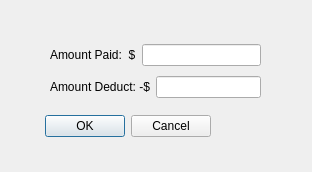
This is new_start/UI_File/Paid.ui in maximustann/Bing_project as Qt 5 draws it before an edit. The edited form follows.
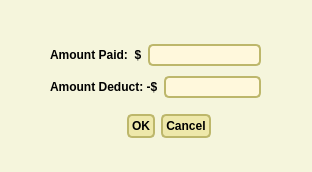
This is the edited form.

The edit to the form file:
```diff
--- a/new_start/UI_File/Paid.ui
+++ b/new_start/UI_File/Paid.ui
@@ -13,6 +13,118 @@
   <property name="windowTitle">
    <string>Dialog</string>
   </property>
+  <property name="styleSheet">
+   <string notr="true">#Dialog {
+   background-color: beige;
+}
+
+/* Nice Windows-XP-style password character. */
+QLineEdit[echoMode=&quot;2&quot;] {
+    lineedit-password-character: 9679;
+}
+
+/* We provide a min-width and min-height for push buttons
+   so that they look elegant regardless of the width of the text. */
+QPushButton {
+    background-color: palegoldenrod;
+    border-width: 2px;
+    border-color: darkkhaki;
+    border-style: solid;
+    border-radius: 5;
+    padding: 3px;
+    min-width: 9ex;
+    min-height: 2.5ex;
+}
+
+QPushButton:hover {
+   background-color: khaki;
+}
+
+/* Increase the padding, so the text is shifted when the button is
+   pressed. */
+QPushButton:pressed {
+    padding-left: 5px;
+    padding-top: 5px;
+    background-color: #d0d67c;
+}
+
+QLabel, QAbstractButton {
+    font: bold;
+}
+
+/* Mark mandatory fields with a brownish color. */
+.mandatory {
+    color: brown;
+}
+
+/* Bold text on status bar looks awful. */
+QStatusBar QLabel {
+   font: normal;
+}
+
+QStatusBar::item {
+    border-width: 1;
+    border-color: darkkhaki;
+    border-style: solid;
+    border-radius: 2;
+}
+
+QComboBox, QLineEdit, QSpinBox, QTextEdit, QListView {
+    background-color: cornsilk;
+    selection-color: #0a214c; 
+    selection-background-color: #C19A6B;
+}
+
+QListView {
+    show-decoration-selected: 1;
+}
+
+QListView::item:hover {
+    background-color: wheat;
+}
+
+/* We reserve 1 pixel space in padding. When we get the focus,
+   we kill the padding and enlarge the border. This makes the items
+   glow. */
+QLineEdit, QFrame {
+    border-width: 2px;
+    padding: 1px;
+    border-style: solid;
+    border-color: darkkhaki;
+    border-radius: 5px;
+}
+
+/* As mentioned above, eliminate the padding and increase the border. */
+QLineEdit:focus, QFrame:focus {
+    border-width: 3px;
+    padding: 0px;
+}
+
+/* A QLabel is a QFrame ... */
+QLabel {
+    border: none;
+    padding: 0;
+    background: none;
+}
+
+/* A QToolTip is a QLabel ... */
+QToolTip {
+    border: 2px solid darkkhaki;
+    padding: 5px;
+    border-radius: 3px;
+    opacity: 200;
+}
+
+/* Nice to have the background color change when hovered. */
+QRadioButton:hover, QCheckBox:hover {
+    background-color: wheat;
+}
+
+/* Force the dialog's buttons to follow the Windows guidelines. */
+QDialogButtonBox {
+    button-layout: 0;
+}</string>
+  </property>
   <widget class="QDialogButtonBox" name="buttonBox">
    <property name="geometry">
     <rect>
@@ -29,7 +141,7 @@
     <set>QDialogButtonBox::Cancel|QDialogButtonBox::Ok</set>
    </property>
   </widget>
-  <widget class="QWidget" name="">
+  <widget class="QWidget" name="layoutWidget">
    <property name="geometry">
     <rect>
      <x>50</x>
```
